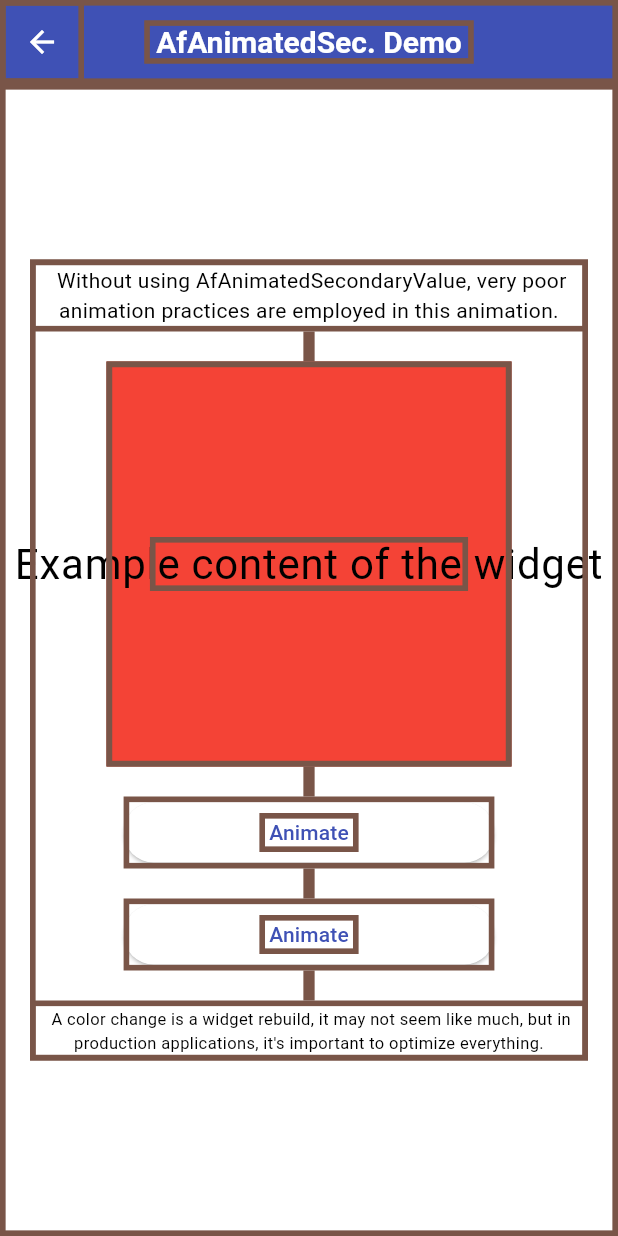
After one commit to FernandoDev007/af_animations, a Flutter app: the AfAnimatedSecondaryValuePageOptimized screen opened by its route, after a tap on "Example content of the widget", on a phone screen of 412 x 824 dp. The commit adds this screen. Run offline on Flutter 3.47's test engine with Material 3 defaults, Android fonts, the phone set to English and light mode, and no system bars.

Commit message:
Added AfAnimatedSecondaryValue
And some minor improvements and fixing the pub score.

````diff
--- a/example/lib/home_page.dart
+++ b/example/lib/home_page.dart
@@ -1,4 +1,15 @@
 import 'package:flutter/material.dart';
+
+export 'package:af_animations_example/implicitly_examples_demo/animated_clip_rrect_page_optimized.dart';
+export 'package:af_animations_example/implicitly_examples_demo/animated_clip_rrect_page_unoptimized.dart';
+export 'package:af_animations_example/implicitly_examples_demo/implicitly_page.dart';
+export 'package:af_animations_example/other_widgets_examples_demo/af_builder_page_optimized.dart';
+export 'package:af_animations_example/other_widgets_examples_demo/af_builder_page_unoptimized.dart';
+export 'package:af_animations_example/other_widgets_examples_demo/other_widgets_page.dart';
+export 'package:af_animations_example/value_examples_demo/animated_secondary_value_page_unoptimized.dart';
+export 'package:af_animations_example/value_examples_demo/animated_value_page_optimized.dart';
+export 'package:af_animations_example/value_examples_demo/animated_value_page_unoptimized.dart';
+export 'package:af_animations_example/value_examples_demo/value_page.dart';
 
 
 class HomePage extends StatefulWidget {
@@ -35,7 +46,7 @@ class _HomePageState extends State<HomePage> {
                   onPressed: () {
                     Navigator.of(context).pushNamed("/value_demo");
                   },
-                  child: const Text("Value Animations")
+                  child: const Text("Value Animations", textAlign: TextAlign.center)
                 ),
               ),
 
@@ -47,7 +58,7 @@ class _HomePageState extends State<HomePage> {
                   onPressed: () {
                     Navigator.of(context).pushNamed("/implicitly_demo");
                   },
-                  child: const Text("Implicitly Animations")
+                  child: const Text("Implicitly Animations", textAlign: TextAlign.center)
                 ),
               ),
 
@@ -57,7 +68,7 @@ class _HomePageState extends State<HomePage> {
                 width: MediaQuery.of(context).size.width * 0.6,
                 child: const ElevatedButton(
                   onPressed: null, ///In progress
-                  child: Text("Interval Animations")
+                  child: Text("Interval Animations", textAlign: TextAlign.center)
                 ),
               ),
 
@@ -67,7 +78,7 @@ class _HomePageState extends State<HomePage> {
                 width: MediaQuery.of(context).size.width * 0.6,
                 child: const ElevatedButton(
                   onPressed: null, ///In progress
-                  child: Text("Simple Animations")
+                  child: Text("Simple Animations", textAlign: TextAlign.center)
                 ),
               ),
 
@@ -77,7 +88,7 @@ class _HomePageState extends State<HomePage> {
                 width: MediaQuery.of(context).size.width * 0.6,
                 child: const ElevatedButton(
                   onPressed: null, ///In progress
-                  child: Text("Navigation Animations")
+                  child: Text("Navigation Animations", textAlign: TextAlign.center)
                 ),
               ),
 
@@ -89,7 +100,7 @@ class _HomePageState extends State<HomePage> {
                   onPressed: () {
                     Navigator.of(context).pushNamed("/other_widgets_demo");
                   },
-                  child: const Text("Other Widgets")
+                  child: const Text("Other Widgets", textAlign: TextAlign.center)
                 ),
               ),
 
@@ -100,5 +111,4 @@ class _HomePageState extends State<HomePage> {
       ),
     );
   }
-
 }
--- /dev/null
+++ b/example/lib/value_examples_demo/animated_secondary_value_page_optimized.dart
@@ -0,0 +1,151 @@
+import 'dart:math';
+import 'dart:ui';
+
+import 'package:af_animations/af_animations.dart';
+import 'package:flutter/material.dart';
+
+
+class AfAnimatedSecondaryValuePageOptimized extends StatefulWidget {
+  const AfAnimatedSecondaryValuePageOptimized({
+    super.key,
+  });
+
+  @override
+  State<AfAnimatedSecondaryValuePageOptimized> createState() => _AfAnimatedSecondaryValuePageOptimizedState();
+}
+
+class _AfAnimatedSecondaryValuePageOptimizedState extends State<AfAnimatedSecondaryValuePageOptimized> with TickerProviderStateMixin {
+
+  bool animateContainer = false;
+  bool animateText = false;
+
+  @override
+  Widget build(BuildContext context) {
+    return Scaffold(
+      appBar: PreferredSize(
+        preferredSize: Size(MediaQuery.of(context).size.width, kToolbarHeight),
+        child: AppBar(
+          title: const Padding(
+            padding: EdgeInsets.all(3.0),
+            child: Text(" AfAnimatedSec. Demo "),
+          ).afShowRepaint(context),
+          centerTitle: true,
+          leading: IconButton(
+            onPressed: () => Navigator.of(context).pop(),
+            icon: const Icon(Icons.arrow_back),
+          ).afShowRepaint(context),
+        ).afShowRepaint(context),
+      ),
+      body: Center(
+        child: SingleChildScrollView(
+          padding: const EdgeInsets.symmetric(horizontal: 20, vertical: 20),
+          child: Column(
+            mainAxisSize: MainAxisSize.min,
+            children: [
+              const Padding(
+                padding: EdgeInsets.all(4.0),
+                child: Text(
+                  " Without using AfAnimatedSecondaryValue, very poor animation practices are employed in this animation. ",
+                  textAlign: TextAlign.center,
+                ),
+              ).afShowRepaint(context),
+
+              const SizedBox(height: 20).afShowRepaint(context),
+
+              GestureDetector(
+                onTap: () {
+                  animateContainer = !animateContainer;
+                  AfAnimations.update(context, ids: ["AfAnimatedSecondaryValue Optimized Demo"]);
+                  Future.delayed(const Duration(milliseconds: 500), () {
+                    if (!animateContainer) {
+                      animateText = false;
+                    } else {
+                      animateText = true;
+                    }
+                    AfAnimations.update(context, ids: ["AfAnimatedSecondaryValue Optimized Demo"]);
+                  });
+                },
+                child: AfAnimatedSecondaryValue(
+                  id: "AfAnimatedSecondaryValue Optimized Demo",
+                  value: () => animateContainer ? 1.0 : 0.0,
+                  secondaryValue: () => animateText ? 1.0 : 0.0,
+                  builder: (context, value, secondaryValue, child) {
+                    return Container(
+                      height: lerpDouble(170, 270, value),
+                      width: lerpDouble(
+                          170,
+                          min(MediaQuery.of(context).size.width, 270),
+                          value),
+                      color: Colors.red,
+                      child: Center(
+                        child: Padding(
+                          padding: const EdgeInsets.all(10.0),
+                          child: Padding(
+                            padding: const EdgeInsets.all(8.0),
+                            child: Transform.scale(
+                              scale: secondaryValue + 1,
+                              child: const Text(
+                                "Example content of the widget",
+                                style: TextStyle(color: Colors.black),
+                                textAlign: TextAlign.center,
+                              ),
+                            ),
+                          ).afShowRepaint(context),
+                        ),
+                      ),
+                    );
+                  }
+                ),
+              ).afShowRepaint(context),
+
+              const SizedBox(height: 20).afShowRepaint(context),
+
+              SizedBox(
+                width: MediaQuery.of(context).size.width * 0.6,
+                child: ElevatedButton(
+                  onPressed: () {
+                    animateContainer = !animateContainer;
+                    AfAnimations.update(context, ids: ["AfAnimatedSecondaryValue Optimized Demo"]);
+                  },
+                  child: const Padding(
+                    padding: EdgeInsets.all(3.0),
+                    child: Text(" Animate "),
+                  ).afShowRepaint(context),
+                ),
+              ).afShowRepaint(context),
+
+              const SizedBox(height: 20).afShowRepaint(context),
+
+              SizedBox(
+                width: MediaQuery.of(context).size.width * 0.6,
+                child: ElevatedButton(
+                  onPressed: () {
+                    animateText = !animateText;
+                    AfAnimations.update(context, ids: ["AfAnimatedSecondaryValue Optimized Demo"]);
+                  },
+                  child: const Padding(
+                    padding: EdgeInsets.all(3.0),
+                    child: Text(" Animate "),
+                  ).afShowRepaint(context),
+                ),
+              ).afShowRepaint(context),
+
+              const SizedBox(height: 20).afShowRepaint(context),
+
+              const Padding(
+                padding: EdgeInsets.all(4.0),
+                child: Text(
+                  " A color change is a widget rebuild, it may not seem like much, but in production applications, it's important to optimize everything. ",
+                  textAlign: TextAlign.center,
+                  style: TextStyle(fontSize: 11),
+                ),
+              ).afShowRepaint(context),
+
+            ],
+          ).afShowRepaint(context),
+        ),
+      ).afShowRepaint(context),
+    );
+  }
+
+}
--- a/example/pubspec.yaml
+++ b/example/pubspec.yaml
@@ -2,10 +2,11 @@ name: af_animations_example
 description: Demonstrates how to use the af_animations plugin.
 # The following line prevents the package from being accidentally published to
 # pub.dev using `flutter pub publish`. This is preferred for private packages.
-publish_to: 'none' # Remove this line if you wish to publish to pub.dev
+publish_to: "none" # Remove this line if you wish to publish to pub.dev
 
 environment:
-  sdk: '>=2.19.6 <3.0.0'
+  sdk: ">=2.19.6 <4.0.0"
+  flutter: ">=2.5.0"
 
 # Dependencies specify other packages that your package needs in order to work.
 # To automatically upgrade your package dependencies to the latest versions
@@ -45,7 +46,6 @@ dev_dependencies:
 
 # The following section is specific to Flutter packages.
 flutter:
-
   # The following line ensures that the Material Icons font is
   # included with your application, so that you can use the icons in
   # the material Icons class.
--- a/lib/af_animations.dart
+++ b/lib/af_animations.dart
@@ -13,6 +13,7 @@ part 'af_widget_state.dart';
 part 'extensions/widgets_extension.dart';
 part 'implicitly/animated_clip_rrect.dart';
 part 'other/builder.dart';
+part 'value/animated_secondary_value.dart';
 part 'value/animated_value.dart';
 
 /// {@template AfAnimations}
--- /dev/null
+++ b/lib/value/animated_secondary_value.dart
@@ -0,0 +1,225 @@
+part of '../af_animations.dart';
+
+/// {@template AfWidgets_AfAnimatedSecondaryValue}
+/// Animates two values independently by interpolating towards the new value,
+/// a very dynamic animation widget and using ```AfAnimations.update```
+/// or by using ```AfController``` and ```controller.update```, will animate the change.
+/// {@endtemplate}
+///
+/// {@macro AfWidgets_howToUse}
+///
+/// All AfWidgets
+/// {@macro AfWidgets_all}
+class AfAnimatedSecondaryValue extends StatefulWidget {
+  /// {@macro AfWidgets_AfAnimatedSecondaryValue}
+  const AfAnimatedSecondaryValue({
+    super.key,
+    this.controller,
+    this.id = "",
+    required this.value,
+    required this.secondaryValue,
+    required this.builder,
+    this.duration,
+    this.curve,
+    this.onEnd,
+    this.child,
+    this.initState,
+    this.didUpdateWidget,
+    this.didChangeDependencies,
+    this.dispose,
+  });
+
+  /// {@macro AfController}
+  final AfController? controller;
+
+  /// {@macro AfWidgets_id}
+  final String id;
+
+  /// {@macro AfWidgets_duration}
+  final Duration? duration;
+
+  /// {@macro AfWidgets_curve}
+  final Curve? curve;
+
+  /// {@macro AfAnimations_onEnd}
+  final VoidCallback? onEnd;
+
+  /// The widget below this widget in the tree.
+  ///
+  /// {@macro flutter.widgets.ProxyWidget.child}
+  final Widget? child;
+
+  /// The value to update for performing the interpolation animation in the builder.
+  final double Function() value;
+
+  /// The value to update for performing the interpolation animation in the builder.
+  final double Function() secondaryValue;
+
+  /// Called to obtain the child widget.
+  ///
+  /// This function is called whenever this widget is included in its parent's
+  /// build and the old widget (if any) that it synchronizes with has a distinct
+  /// object identity. Typically the parent's build method will construct
+  /// a new tree of widgets and so a new Builder child will not be [identical]
+  /// to the corresponding old one.
+  ///
+  /// And it also returns the current value of the animation.
+  final Widget Function(
+    BuildContext context,
+    double value,
+    double secondaryValue,
+    Widget child,
+  ) builder;
+
+  /// {@macro AfWidgetOn_initState}
+  final void Function()? initState;
+
+  /// {@macro AfWidgetOn_didUpdateWidget}
+  final void Function(AfAnimatedSecondaryValue oldWidget)? didUpdateWidget;
+
+  /// {@macro AfWidgetOn_didChangeDependencies}
+  final void Function()? didChangeDependencies;
+
+  /// {@macro AfWidgetOn_dispose}
+  final void Function()? dispose;
+
+  @override
+  State<AfAnimatedSecondaryValue> createState() =>
+      _AfAnimatedSecondaryValueState();
+}
+
+class _AfAnimatedSecondaryValueState
+    extends _AfWidget<AfAnimatedSecondaryValue> {
+  late double value;
+  late double secondaryValue;
+
+  @override
+  String get id => widget.id;
+
+  @override
+  AfController? get controller => widget.controller;
+
+  @override
+  _AfWidgetOn<AfAnimatedSecondaryValue> get afWidgetOn {
+    return _AfWidgetOn<AfAnimatedSecondaryValue>(
+      initState: widget.initState,
+      didUpdateWidget: widget.didUpdateWidget,
+      didChangeDependencies: widget.didChangeDependencies,
+      dispose: widget.dispose,
+    );
+  }
+
+  @override
+  void update() {
+    value = widget.value();
+    secondaryValue = widget.secondaryValue();
+  }
+
+  @override
+  Widget build(BuildContext context) {
+    return _AfAnimatedSecondaryValue(
+      controller: controller,
+      value: value,
+      secondaryValue: secondaryValue,
+      builder: widget.builder,
+      duration: widget.duration ?? AfAnimations.getDuration(context),
+      curve: widget.curve ?? AfAnimations.getCurve(context),
+      onEnd: () {
+        widget.onEnd?.call();
+        AfAnimations.callOnEnd(context);
+        controller?.callOnEnd();
+      },
+      child: widget.child ?? const SizedBox.shrink(),
+    );
+  }
+}
+
+/// Used exclusively for ```AfAnimatedSecondaryValue```
+class _AfAnimatedSecondaryValue extends ImplicitlyAnimatedWidget {
+  /// Used exclusively for ```AfAnimatedSecondaryValue```
+  const _AfAnimatedSecondaryValue({
+    Key? key,
+    required this.value,
+    required this.secondaryValue,
+    required this.builder,
+    required this.controller,
+    required this.child,
+    required Curve curve,
+    required Duration duration,
+    required VoidCallback? onEnd,
+  }) : super(key: key, curve: curve, duration: duration, onEnd: onEnd);
+
+  /// {@macro AfController}
+  final AfController? controller;
+
+  /// The value of the animation to update.
+  final double value;
+
+  /// The value of the animation to update.
+  final double secondaryValue;
+
+  /// The widget below this widget in the tree.
+  final Widget? child;
+
+  /// Called to obtain the child widget.
+  ///
+  /// This function is called whenever this widget is included in its parent's
+  /// build and the old widget (if any) that it synchronizes with has a distinct
+  /// object identity. Typically the parent's build method will construct
+  /// a new tree of widgets and so a new Builder child will not be [identical]
+  /// to the corresponding old one.
+  ///
+  /// And it also returns the current value's of the animation.
+  final Widget Function(
+    BuildContext context,
+    double value,
+    double secondaryValue,
+    Widget child,
+  ) builder;
+
+  @override
+  __AfAnimatedSecondaryValueState createState() =>
+      __AfAnimatedSecondaryValueState();
+
+  @override
+  void debugFillProperties(DiagnosticPropertiesBuilder properties) {
+    super.debugFillProperties(properties);
+    properties
+        .add(DiagnosticsProperty<double>('value', value, defaultValue: null));
+  }
+}
+
+class __AfAnimatedSecondaryValueState
+    extends AnimatedWidgetBaseState<_AfAnimatedSecondaryValue> {
+  Tween<double>? _valueTween;
+  Tween<double>? _secondaryValueTween;
+
+  @override
+  void forEachTween(TweenVisitor<dynamic> visitor) {
+    _valueTween = visitor(_valueTween, widget.value,
+            (dynamic value) => Tween<double>(begin: value as double))
+        as Tween<double>?;
+    _secondaryValueTween = visitor(_secondaryValueTween, widget.secondaryValue,
+            (dynamic value) => Tween<double>(begin: value as double))
+        as Tween<double>?;
+  }
+
+  @override
+  Widget build(BuildContext context) {
+    return widget.builder
+        .call(
+          context,
+          _valueTween?.evaluate(animation) ?? 0,
+          _secondaryValueTween?.evaluate(animation) ?? 0,
+          widget.child ?? const SizedBox.shrink(),
+        )
+        .afShowRepaint(context, controller: widget.controller);
+  }
+
+  @override
+  void debugFillProperties(DiagnosticPropertiesBuilder description) {
+    super.debugFillProperties(description);
+    description.add(DiagnosticsProperty<Tween<double>>('value', _valueTween,
+        defaultValue: null));
+  }
+}
````
Also changed, not shown: example/lib/implicitly_examples_demo/implicitly_page.dart (+12 -12 lines), example/lib/main.dart (+4 -17 lines), example/lib/other_widgets_examples_demo/other_widgets_page.dart (+1 -11 lines), example/lib/value_examples_demo/animated_secondary_value_page_unoptimized.dart (+37 -16 lines), example/lib/value_examples_demo/value_page.dart (+31 -13 lines), 1 other file.
